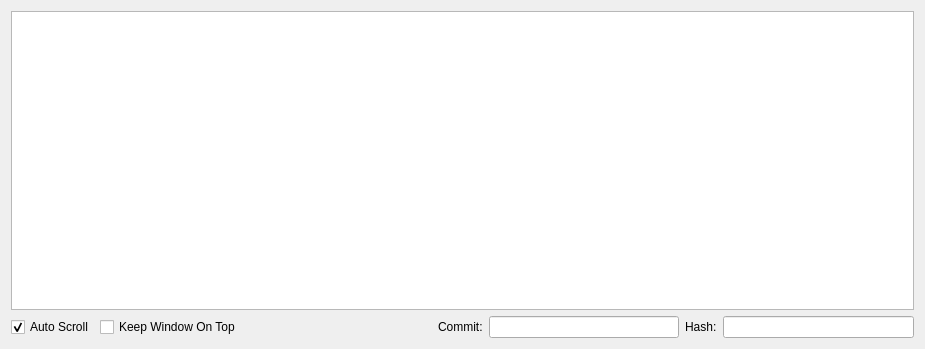
Old version of the form src/ui/DebugOutput.ui in the repository ArduPilot/apm_planner.
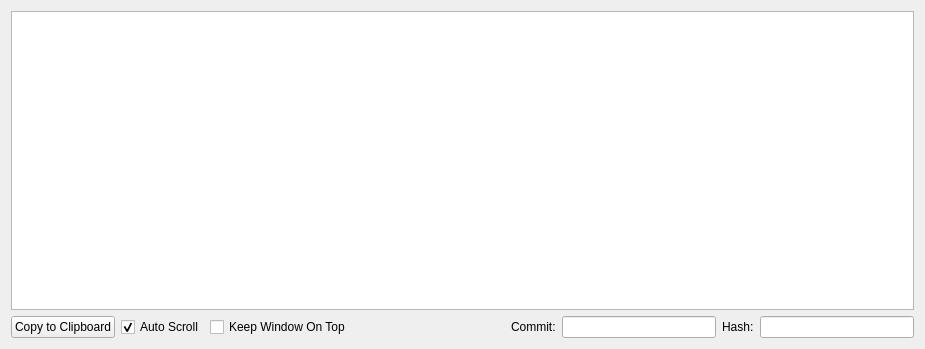
New version of the form.

Commit message: Addition of "CopyToClipboard" button in Debugoutput window

What changed in the file:
```diff
--- a/src/ui/DebugOutput.ui
+++ b/src/ui/DebugOutput.ui
@@ -23,6 +23,13 @@
    </item>
    <item>
     <layout class="QHBoxLayout" name="horizontalLayout">
+     <item>
+      <widget class="QPushButton" name="copyPushButton">
+       <property name="text">
+        <string>Copy to Clipboard</string>
+       </property>
+      </widget>
+     </item>
      <item>
       <widget class="QCheckBox" name="autoScrollCheckBox">
        <property name="text">
```
The commit also changes 2 other files.
